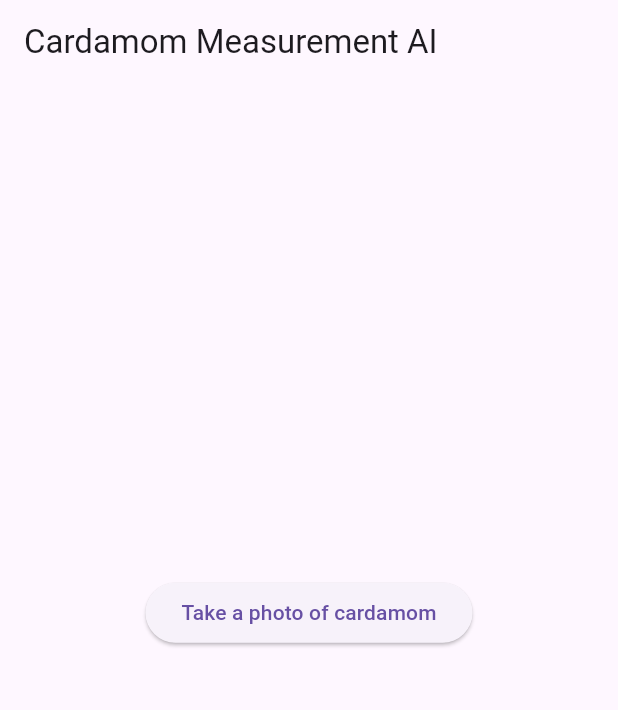
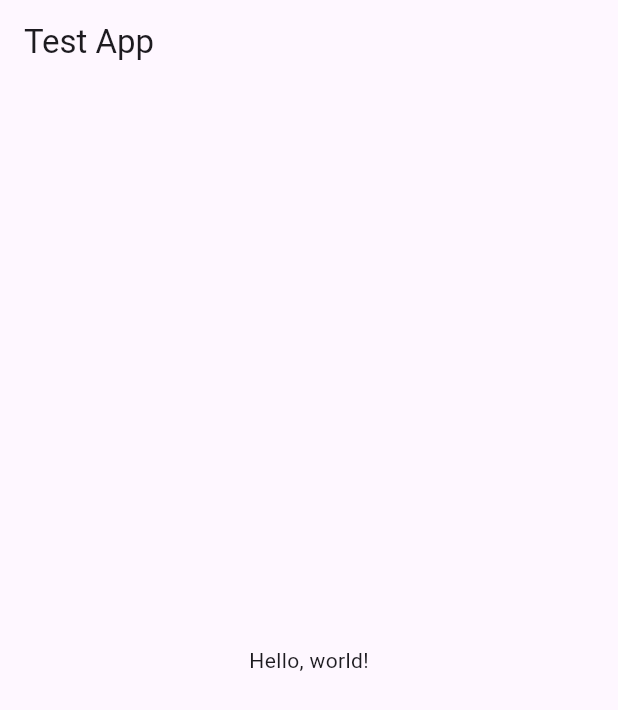
Before and after one commit to Sivakaami052001/cardamom_ai_app, a Flutter app: the screen it shows after launch, on a phone screen of 412 x 824 dp. Shown: the top 710 px of the screen. Run offline on Flutter 3.47's test engine with Material 3 defaults, Android fonts, the phone set to English and light mode, and no system bars.

Commit message:
Minimal test app

```diff
--- a/lib/main.dart
+++ b/lib/main.dart
@@ -1,159 +1,20 @@
 import 'package:flutter/material.dart';
-import 'package:image_picker/image_picker.dart';
-import 'package:flutter/foundation.dart';
-import 'dart:io';
-import 'package:http/http.dart' as http;
-import 'dart:convert';
 
 void main() {
-  runApp(const CardamomApp());
+  runApp(const MyApp());
 }
 
-class CardamomApp extends StatelessWidget {
-  const CardamomApp({super.key});
+class MyApp extends StatelessWidget {
+  const MyApp({super.key});
 
   @override
   Widget build(BuildContext context) {
     return MaterialApp(
-      debugShowCheckedModeBanner: false,
-      home: const HomePage(),
-    );
-  }
-}
-
-class HomePage extends StatefulWidget {
-  const HomePage({super.key});
-
-  @override
-  State<HomePage> createState() => _HomePageState();
-}
-
-class _HomePageState extends State<HomePage> {
-
-  XFile? image;
-  String result = "";
-  String? processedImage;
-
-  // 🔁 REPLACE THIS IP WITH YOUR COMPUTER'S LOCAL IP ADDRESS
-final String backendUrl = "http://192.168.29.65:8000/measure";
-
-  // 🟢 Use camera instead of gallery
-  Future pickImage() async {
-    final picker = ImagePicker();
-    final picked = await picker.pickImage(source: ImageSource.camera);
-
-    if (picked != null) {
-      setState(() {
-        image = picked;
-        result = "Processing...";
-        processedImage = null;
-      });
-
-      uploadImage();
-    }
-  }
-
-  Future uploadImage() async {
-    try {
-      var request = http.MultipartRequest(
-        "POST",
-        Uri.parse(backendUrl),
-      );
-
-      if (kIsWeb) {
-        var bytes = await image!.readAsBytes();
-
-        request.files.add(
-          http.MultipartFile.fromBytes(
-            'file',
-            bytes,
-            filename: image!.name,
-          ),
-        );
-      } else {
-        request.files.add(
-          await http.MultipartFile.fromPath(
-            'file',
-            image!.path,
-          ),
-        );
-      }
-
-      var response = await request.send();
-      var responseData = await response.stream.bytesToString();
-
-      var jsonData = json.decode(responseData);
-
-      List lengths = jsonData['lengths'];
-      List widths = jsonData['widths'];
-      List weights = jsonData['weights'];
-
-      String details = "";
-
-      for (int i = 0; i < lengths.length; i++) {
-        details +=
-            "Pod ${i+1}: ${lengths[i]} mm x ${widths[i]} mm | ${weights[i]} g\n";
-      }
-
-      setState(() {
-        processedImage = jsonData['image'];
-
-        result = """
-Pods: ${jsonData['pods']}
-
---- Each Pod ---
-$details
-
-Max Length: ${jsonData['max_length'].toStringAsFixed(2)} mm
-Min Length: ${jsonData['min_length'].toStringAsFixed(2)} mm
-Average Length: ${jsonData['avg_length'].toStringAsFixed(2)} mm
-
-Average Weight: ${jsonData['avg_weight'].toStringAsFixed(3)} g
-""";
-      });
-
-    } catch (e) {
-      setState(() {
-        result = "Failed to connect to backend ❌";
-      });
-    }
-  }
-
-  @override
-  Widget build(BuildContext context) {
-    return Scaffold(
-      appBar: AppBar(title: const Text("Cardamom Measurement AI")),
-      body: Center(
-        child: SingleChildScrollView(
-          child: Column(
-            children: [
-
-              ElevatedButton(
-                onPressed: pickImage,
-                child: const Text("Take a photo of cardamom"),
-              ),
-
-              const SizedBox(height: 20),
-
-              if (processedImage != null)
-                Image.memory(
-                  base64Decode(processedImage!),
-                  height: 250,
-                )
-              else if (image != null)
-                kIsWeb
-                    ? Image.network(image!.path, height: 200)
-                    : Image.file(File(image!.path), height: 200),
-
-              const SizedBox(height: 20),
-
-              Text(
-                result,
-                textAlign: TextAlign.center,
-                style: const TextStyle(fontSize: 16),
-              ),
-            ],
-          ),
+      title: 'Cardamom Test',
+      home: Scaffold(
+        appBar: AppBar(title: const Text('Test App')),
+        body: const Center(
+          child: Text('Hello, world!'),
         ),
       ),
     );
```
